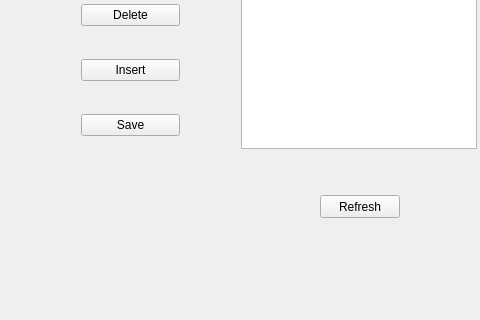
Old version of the form vf_gui/forms/main_window.ui in the repository graiola/virtual-fixtures; both pictures show x 0 to 480 and y 152 to 472 of the 715 by 472 pixel window.
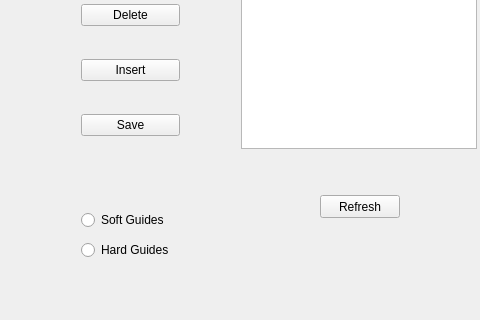
New version of the form.

Commit message: Use radio buttons to select the guide mode, to test

```diff
--- a/vf_gui/forms/main_window.ui
+++ b/vf_gui/forms/main_window.ui
@@ -62,7 +62,7 @@
      <string>Refresh</string>
     </property>
    </widget>
-   <widget class="QWidget" name="">
+   <widget class="QWidget" name="layoutWidget">
     <property name="geometry">
      <rect>
       <x>70</x>
@@ -95,6 +95,32 @@
      </item>
     </layout>
    </widget>
+   <widget class="QWidget" name="verticalLayoutWidget">
+    <property name="geometry">
+     <rect>
+      <x>70</x>
+      <y>330</y>
+      <width>121</width>
+      <height>80</height>
+     </rect>
+    </property>
+    <layout class="QVBoxLayout" name="verticalLayout_3">
+     <item>
+      <widget class="QRadioButton" name="softRadioButton">
+       <property name="text">
+        <string>Soft Guides</string>
+       </property>
+      </widget>
+     </item>
+     <item>
+      <widget class="QRadioButton" name="hardRadioButton">
+       <property name="text">
+        <string>Hard Guides</string>
+       </property>
+      </widget>
+     </item>
+    </layout>
+   </widget>
   </widget>
   <widget class="QMenuBar" name="menuBar">
    <property name="geometry">
```
The commit also changes 10 other files.
